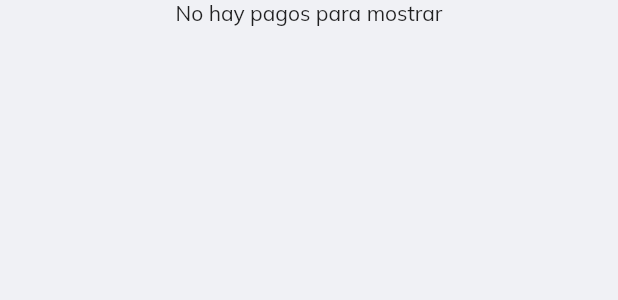
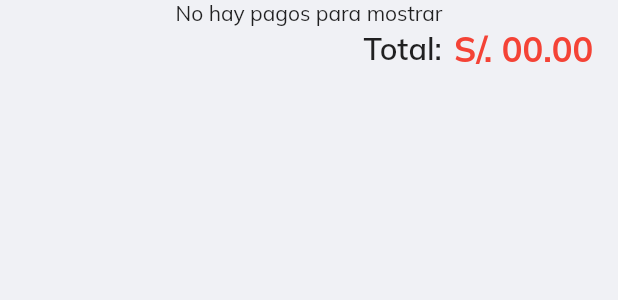
Before and after one commit to angelotapullima/BufiEmpresas, a Flutter app: the ListarPagosPorIdSubsidiaryAndFecha widget shown alone on an empty page, opened directly with empty values, on a phone screen of 412 x 824 dp. Shown: the top 300 px of the screen. Run offline on Flutter 3.47's test engine with Material 2 defaults, Android fonts, the phone set to English and light mode, and no system bars; our stand-ins replace after_layout, animate_do, cached_network_image, carousel_slider, flutter_cache_manager, fluttertoast and 9 more; missing offline and left inert: flutter_ticket_widget, nuts_activity_indicator, platform_date_picker; accounts and stored records are empty; statements that could not run were skipped.

Commit message:
totalPago 50%

```diff
--- a/lib/src/page/Tabs/Pagos/pagosPage.dart
+++ b/lib/src/page/Tabs/Pagos/pagosPage.dart
@@ -481,6 +481,34 @@ class _ListarPagosPorIdSubsidiaryAndFecha
                                     }),
                               );
                             }),
+                        Container(
+                          child: Row(
+                            children: [
+                              Spacer(),
+                              Text('Total:',
+                                  style: TextStyle(
+                                      fontSize: responsive.ip(2.2),
+                                      fontWeight: FontWeight.w600)),
+                              SizedBox(
+                                width: responsive.wp(2),
+                              ),
+                              Text(
+                                'S/. 00.00',
+                                style: TextStyle(
+                                    color: Colors.red,
+                                    fontSize: responsive.ip(2.5),
+                                    fontWeight: FontWeight.bold),
+                                textAlign: TextAlign.center,
+                              ),
+                              SizedBox(
+                                width: responsive.wp(2),
+                              ),
+                            ],
+                          ),
+                        ),
+                        SizedBox(
+                          height: responsive.hp(2),
+                        )
                       ],
                     );
                   });
```
